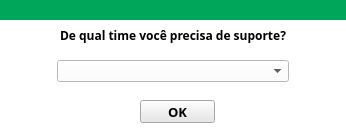
Above: uis/chamado.ui from alosbh/all-in-one before the change. Below: the same form after it.
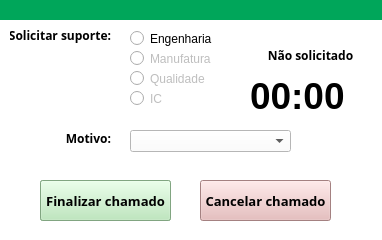
That is the form after the change.

Commit message: new windows 5s

```diff
--- a/uis/chamado.ui
+++ b/uis/chamado.ui
@@ -6,8 +6,8 @@
    <rect>
     <x>0</x>
     <y>0</y>
-    <width>346</width>
-    <height>133</height>
+    <width>382</width>
+    <height>240</height>
    </rect>
   </property>
   <property name="minimumSize">
@@ -18,8 +18,8 @@
   </property>
   <property name="maximumSize">
    <size>
-    <width>346</width>
-    <height>133</height>
+    <width>600</width>
+    <height>600</height>
    </size>
   </property>
   <property name="windowTitle">
@@ -54,9 +54,9 @@
    <widget class="QComboBox" name="comboBox">
     <property name="geometry">
      <rect>
-      <x>57</x>
-      <y>60</y>
-      <width>232</width>
+      <x>130</x>
+      <y>130</y>
+      <width>161</width>
       <height>22</height>
      </rect>
     </property>
@@ -64,9 +64,9 @@
    <widget class="QLabel" name="label">
     <property name="geometry">
      <rect>
-      <x>27</x>
+      <x>10</x>
       <y>20</y>
-      <width>292</width>
+      <width>101</width>
       <height>31</height>
      </rect>
     </property>
@@ -79,7 +79,169 @@
      </font>
     </property>
     <property name="text">
-     <string>De qual time você precisa de suporte?</string>
+     <string>Solicitar suporte:</string>
+    </property>
+    <property name="alignment">
+     <set>Qt::AlignRight|Qt::AlignTrailing|Qt::AlignVCenter</set>
+    </property>
+   </widget>
+   <widget class="QPushButton" name="btn_solicitar">
+    <property name="geometry">
+     <rect>
+      <x>40</x>
+      <y>180</y>
+      <width>131</width>
+      <height>41</height>
+     </rect>
+    </property>
+    <property name="sizePolicy">
+     <sizepolicy hsizetype="Fixed" vsizetype="Fixed">
+      <horstretch>0</horstretch>
+      <verstretch>0</verstretch>
+     </sizepolicy>
+    </property>
+    <property name="font">
+     <font>
+      <family>Segoe UI Semibold</family>
+      <pointsize>10</pointsize>
+      <weight>75</weight>
+      <bold>true</bold>
+     </font>
+    </property>
+    <property name="styleSheet">
+     <string notr="true">background-color:rgb(180, 231, 180);</string>
+    </property>
+    <property name="text">
+     <string>Solicitar suporte</string>
+    </property>
+   </widget>
+   <widget class="QRadioButton" name="rd_btn_engenharia">
+    <property name="enabled">
+     <bool>true</bool>
+    </property>
+    <property name="geometry">
+     <rect>
+      <x>130</x>
+      <y>30</y>
+      <width>82</width>
+      <height>17</height>
+     </rect>
+    </property>
+    <property name="text">
+     <string>Engenharia</string>
+    </property>
+   </widget>
+   <widget class="QRadioButton" name="rd_btn_manufatura">
+    <property name="enabled">
+     <bool>false</bool>
+    </property>
+    <property name="geometry">
+     <rect>
+      <x>130</x>
+      <y>50</y>
+      <width>82</width>
+      <height>17</height>
+     </rect>
+    </property>
+    <property name="text">
+     <string>Manufatura</string>
+    </property>
+   </widget>
+   <widget class="QRadioButton" name="rd_btn_ic">
+    <property name="enabled">
+     <bool>false</bool>
+    </property>
+    <property name="geometry">
+     <rect>
+      <x>130</x>
+      <y>90</y>
+      <width>82</width>
+      <height>17</height>
+     </rect>
+    </property>
+    <property name="text">
+     <string>IC</string>
+    </property>
+   </widget>
+   <widget class="QRadioButton" name="rd_btn_qualidade">
+    <property name="enabled">
+     <bool>false</bool>
+    </property>
+    <property name="geometry">
+     <rect>
+      <x>130</x>
+      <y>70</y>
+      <width>82</width>
+      <height>17</height>
+     </rect>
+    </property>
+    <property name="text">
+     <string>Qualidade</string>
+    </property>
+   </widget>
+   <widget class="QLabel" name="lbl_motivos">
+    <property name="geometry">
+     <rect>
+      <x>10</x>
+      <y>130</y>
+      <width>101</width>
+      <height>31</height>
+     </rect>
+    </property>
+    <property name="font">
+     <font>
+      <family>Segoe UI Semibold</family>
+      <pointsize>9</pointsize>
+      <weight>75</weight>
+      <bold>true</bold>
+     </font>
+    </property>
+    <property name="text">
+     <string>Motivo:</string>
+    </property>
+    <property name="alignment">
+     <set>Qt::AlignRight|Qt::AlignTop|Qt::AlignTrailing</set>
+    </property>
+   </widget>
+   <widget class="QLabel" name="lbl_tempo">
+    <property name="geometry">
+     <rect>
+      <x>250</x>
+      <y>70</y>
+      <width>111</width>
+      <height>51</height>
+     </rect>
+    </property>
+    <property name="font">
+     <font>
+      <pointsize>28</pointsize>
+      <weight>75</weight>
+      <bold>true</bold>
+     </font>
+    </property>
+    <property name="text">
+     <string>00:00</string>
+    </property>
+   </widget>
+   <widget class="QLabel" name="lbl_status">
+    <property name="geometry">
+     <rect>
+      <x>260</x>
+      <y>40</y>
+      <width>101</width>
+      <height>31</height>
+     </rect>
+    </property>
+    <property name="font">
+     <font>
+      <family>Segoe UI Semibold</family>
+      <pointsize>9</pointsize>
+      <weight>75</weight>
+      <bold>true</bold>
+     </font>
+    </property>
+    <property name="text">
+     <string>Não solicitado</string>
     </property>
     <property name="alignment">
      <set>Qt::AlignCenter</set>
@@ -88,10 +250,10 @@
    <widget class="QPushButton" name="pushButton">
     <property name="geometry">
      <rect>
-      <x>140</x>
-      <y>100</y>
-      <width>75</width>
-      <height>23</height>
+      <x>200</x>
+      <y>180</y>
+      <width>131</width>
+      <height>41</height>
      </rect>
     </property>
     <property name="sizePolicy">
@@ -109,10 +271,40 @@
      </font>
     </property>
     <property name="styleSheet">
-     <string notr="true">background-color:rgb(231, 231, 231);</string>
+     <string notr="true">background-color:rgb(230, 180, 180);</string>
     </property>
     <property name="text">
-     <string>OK</string>
+     <string>Cancelar chamado</string>
+    </property>
+   </widget>
+   <widget class="QPushButton" name="btn_finalizar">
+    <property name="geometry">
+     <rect>
+      <x>40</x>
+      <y>180</y>
+      <width>131</width>
+      <height>41</height>
+     </rect>
+    </property>
+    <property name="sizePolicy">
+     <sizepolicy hsizetype="Fixed" vsizetype="Fixed">
+      <horstretch>0</horstretch>
+      <verstretch>0</verstretch>
+     </sizepolicy>
+    </property>
+    <property name="font">
+     <font>
+      <family>Segoe UI Semibold</family>
+      <pointsize>10</pointsize>
+      <weight>75</weight>
+      <bold>true</bold>
+     </font>
+    </property>
+    <property name="styleSheet">
+     <string notr="true">background-color:rgb(180, 231, 180);</string>
+    </property>
+    <property name="text">
+     <string>Finalizar chamado</string>
     </property>
    </widget>
   </widget>
```
Left out of the diff: 6 changed lines with no effect on the pictures. The commit also changes 5 other files.
